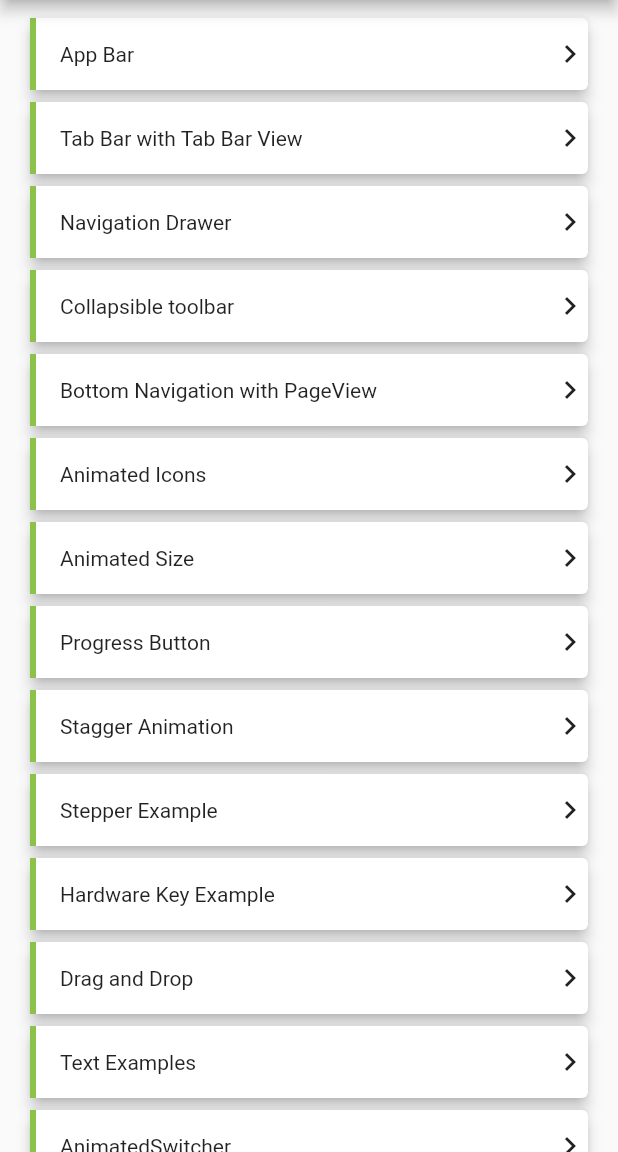
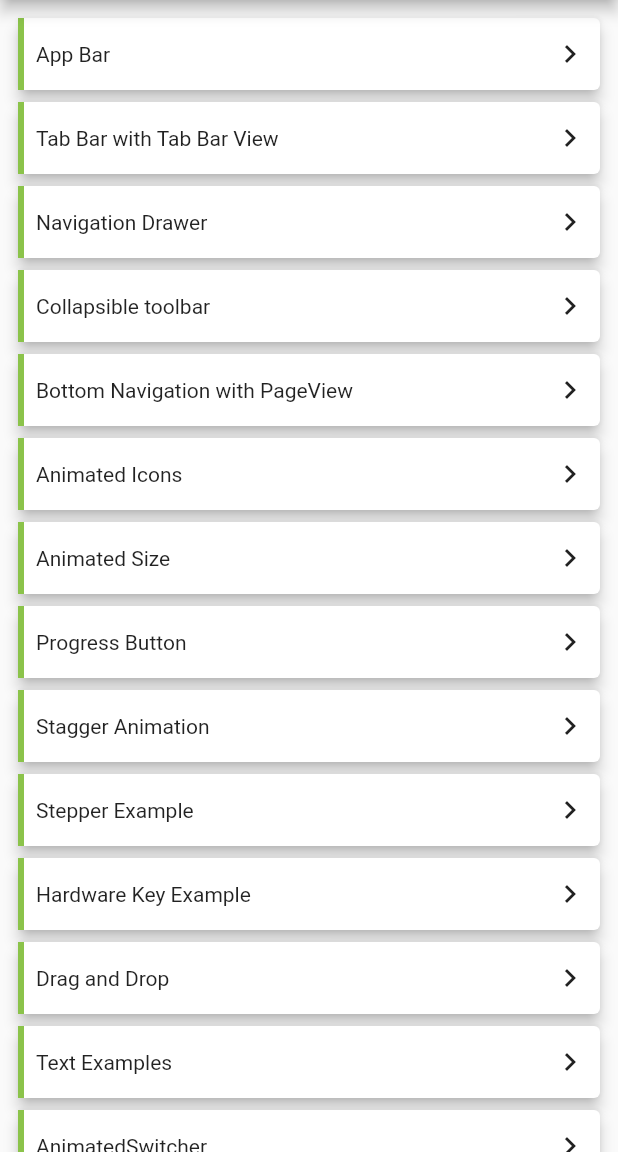
Before and after one commit to ibhavikmakwana/FlutterPlayground, a Flutter app: the screen it shows after launch, on a phone screen of 412 x 824 dp, the part 84-1236 px from its top. Run offline on Flutter 3.47's test engine with Material 2 defaults, Android fonts, the phone set to English and light mode, and no system bars; our stand-ins replace local_auth; Roboto replaces fonts that are missing (Roboto-Regular.ttf).

Commit message:
previews, cupertino widgets demo partial

```diff
--- a/lib/ExampleNameItem.dart
+++ b/lib/ExampleNameItem.dart
@@ -34,20 +34,26 @@ class ExampleNameItem extends StatelessWidget {
             Navigator.pushNamed(context, "/${exampleNames.title}");
           },
           child: Row(
-            mainAxisAlignment: MainAxisAlignment.spaceEvenly,
+            mainAxisAlignment: MainAxisAlignment.spaceBetween,
             crossAxisAlignment: CrossAxisAlignment.center,
             mainAxisSize: MainAxisSize.max,
             children: <Widget>[
               Expanded(
-                child: Padding(
-                  padding: const EdgeInsets.all(16.0),
+                child: Container(
+                  margin: EdgeInsets.symmetric(vertical: 16.0, horizontal: 8.0),
                   child: new Text(
                     exampleNames.title,
+                    softWrap: true,
+                    maxLines: 2,
+                    overflow: TextOverflow.ellipsis,
                   ),
                 ),
               ),
-              new Icon(
-                Icons.chevron_right,
+              Padding(
+                padding: const EdgeInsets.all(8.0),
+                child: new Icon(
+                  Icons.chevron_right,
+                ),
               ),
             ],
           ),
--- a/lib/main.dart
+++ b/lib/main.dart
@@ -1,3 +1,4 @@
+import 'package:flutter/cupertino.dart';
 import 'package:flutter/material.dart';
 import 'package:flutter_playground/ExampleNameItem.dart';
 import 'package:flutter_playground/models/ExapmleNames.dart';
@@ -8,6 +9,9 @@ import 'package:flutter_playground/ui/animatedswitcher/AnimatedSwitcherExample.d
 import 'package:flutter_playground/ui/app_bar/AppBarExample.dart';
 import 'package:flutter_playground/ui/bottomnavigation/BottomNavigation.dart';
 import 'package:flutter_playground/ui/collapsibletoolbar/CollapsibleToolbar.dart';
+import 'package:flutter_playground/ui/cupertino/CupertinoActionSheetExample.dart';
+import 'package:flutter_playground/ui/cupertino/CupertinoProgressIndicatorExample.dart';
+import 'package:flutter_playground/ui/cupertino/CupertinoTimerPickerExample.dart';
 import 'package:flutter_playground/ui/dragdrop/ExampleDragDrop.dart';
 import 'package:flutter_playground/ui/drawer/NavigationDrawer.dart';
 import 'package:flutter_playground/ui/hardwarekey/RawKeyboardDemo.dart';
@@ -81,7 +85,14 @@ class MyApp extends StatelessWidget {
           Strings.rotatedBoxExampleRoute: (BuildContext context) =>
               RotatedBoxExample(Strings.rotatedBoxTitle),
           Strings.nestedListExampleRoute: (BuildContext context) =>
-              NestedList(Strings.nestedListTitle)
+              NestedList(Strings.nestedListTitle),
+          Strings.cupertinoTimerPickerRoute: (BuildContext context) =>
+              CupertinoTimerPickerExample(Strings.cupertinoTimerPickerTitle),
+          Strings.CupertinoActionSheetRoute: (BuildContext context) =>
+              CupertinoActionSheetExample(Strings.CupertinoActionSheetTitle),
+          Strings.CupertinoProgressIndicatorRoute: (BuildContext context) =>
+              CupertinoProgressIndicatorExample(
+                  Strings.CupertinoProgressIndicatorTitle),
         });
   }
 }
@@ -160,7 +171,7 @@ class _MyHomePageState extends State<MyHomePage>
           exampleNames: names[index],
         ),
         itemCount: names.length,
-        padding: new EdgeInsets.symmetric(vertical: 8.0, horizontal: 16.0),
+        padding: new EdgeInsets.symmetric(vertical: 8.0, horizontal: 8.0),
       );
     } else {
       return GridView.builder(
@@ -173,7 +184,7 @@ class _MyHomePageState extends State<MyHomePage>
           exampleNames: names[index],
         ),
         itemCount: names.length,
-        padding: new EdgeInsets.symmetric(vertical: 8.0, horizontal: 16.0),
+        padding: new EdgeInsets.symmetric(vertical: 8.0, horizontal: 8.0),
       );
     }
   }
@@ -199,5 +210,8 @@ final List<ExampleNames> names = <ExampleNames>[
   new ExampleNames(Strings.lifeCycleStateExampleTitle),
   new ExampleNames(Strings.localAuthTitle),
   new ExampleNames(Strings.rotatedBoxTitle),
-  new ExampleNames(Strings.nestedListTitle)
+  new ExampleNames(Strings.nestedListTitle),
+  new ExampleNames(Strings.cupertinoTimerPickerTitle),
+  new ExampleNames(Strings.CupertinoActionSheetTitle),
+  new ExampleNames(Strings.CupertinoProgressIndicatorTitle),
 ];
--- /dev/null
+++ b/lib/ui/cupertino/CupertinoActionSheetExample.dart
@@ -0,0 +1,27 @@
+import 'package:flutter/cupertino.dart';
+import 'package:flutter/material.dart';
+
+class CupertinoActionSheetExample extends StatelessWidget {
+  final String title;
+
+  CupertinoActionSheetExample(this.title);
+
+  @override
+  Widget build(BuildContext context) {
+    return CupertinoApp(
+      home: CupertinoPageScaffold(
+        navigationBar: CupertinoNavigationBar(
+          previousPageTitle: "Back",
+          middle: Text(title),
+        ),
+        child: CupertinoActionSheet(
+          actions: <Widget>[
+            Center(child: Text("First Action")),
+            Center(child: Text("Second Action")),
+          ],
+          cancelButton: Center(child: Text("Cancle")),
+        ),
+      ),
+    );
+  }
+}
--- a/lib/utils/Strings.dart
+++ b/lib/utils/Strings.dart
@@ -33,6 +33,12 @@ class Strings {
   static const String textUnderlineExampleRoute = "/Text Underline";
   static const String localAuthExampleRoute = "/Local authentication Example";
   static const String nestedListExampleRoute = "/Nested Example";
+  static const String cupertinoTimerPickerRoute =
+      "/CupertinoTimerPicker Example";
+  static const String CupertinoActionSheetRoute =
+      "/CupertinoActionSheet Example";
+  static const String CupertinoProgressIndicatorRoute =
+      "/CupertinoProgressIndicator Example";
 
   ///Strings
   //Titles
@@ -57,6 +63,13 @@ class Strings {
   static const String rotatedBoxTitle = "RotatedBox Example";
   static const String nestedListTitle = "Nested Example";
 
+  static const String cupertinoTimerPickerTitle =
+      "CupertinoTimerPicker Example";
+  static const String CupertinoActionSheetTitle =
+      "CupertinoActionSheet Example";
+  static const String CupertinoProgressIndicatorTitle =
+      "CupertinoProgressIndicator Example";
+
   //Text specific
   static const String textSpanExampleTitle = "Text Span";
   static const String textUnderlineExampleTitle = "Text Underline";
```
Also changed, not shown: lib/ui/cupertino/CupertinoProgressIndicatorExample.dart (added, +20 -0 lines), lib/ui/cupertino/CupertinoTimerPickerExample.dart (added, +27 -0 lines), preview/nested_list.gif (added), preview/rotated_box.png (added).
